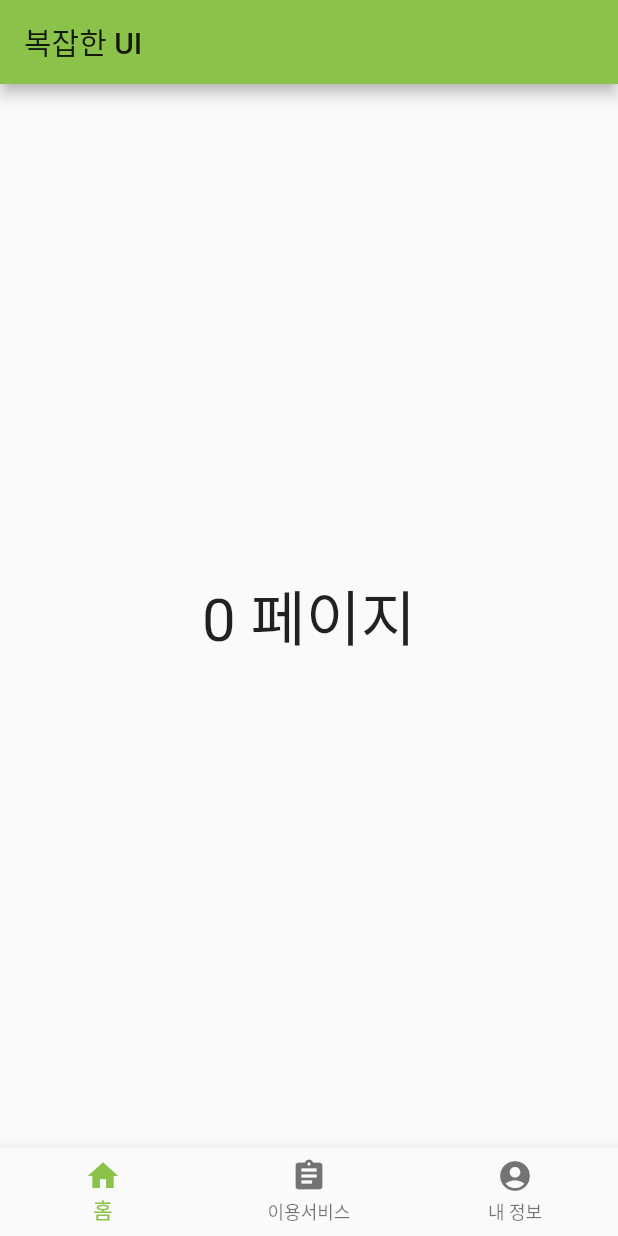
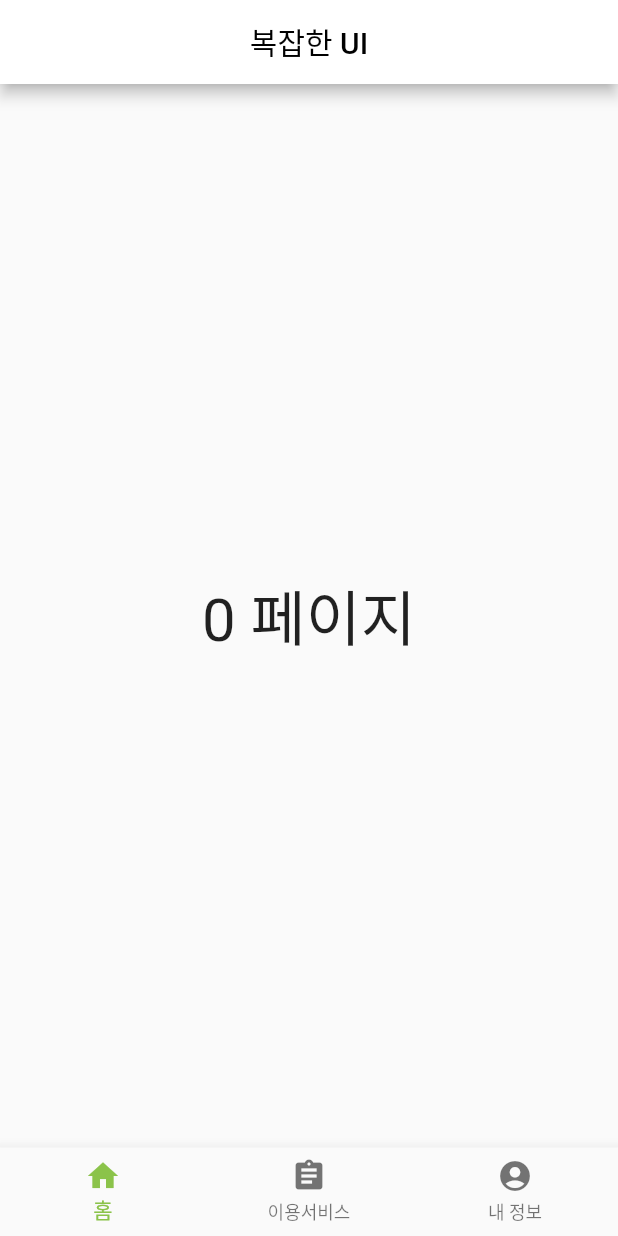
Before and after one commit to julianne03/mirim-taxi, a Flutter app: the screen it shows after launch, on a phone screen of 412 x 824 dp. Run offline on Flutter 3.47's test engine with Material 2 defaults, Android fonts, the phone set to English and light mode, and no system bars.

Commit message:
#3 AppBar 위젯 수정 - 테마 색상 지정하기

```diff
--- a/lib/main.dart
+++ b/lib/main.dart
@@ -12,6 +12,7 @@ class MyApp extends StatelessWidget {
       title: 'MIRIM TAXI',
       theme: ThemeData(
         primarySwatch: Colors.lightGreen,
+        primaryColor: Colors.white,
         visualDensity: VisualDensity.adaptivePlatformDensity,
       ),
       home: MyHomePage(),
@@ -31,7 +32,11 @@ class _MyHomePageState extends State<MyHomePage> {
   Widget build(BuildContext context) {
     return Scaffold(
       appBar: AppBar(
-        title: Text("복잡한 UI"),
+        backgroundColor: Colors.white,
+        title: Text("복잡한 UI",
+          style: TextStyle(color:Colors.black),
+        ),
+        centerTitle: true,
       ),
       body: Center(
         child: Text(
```
